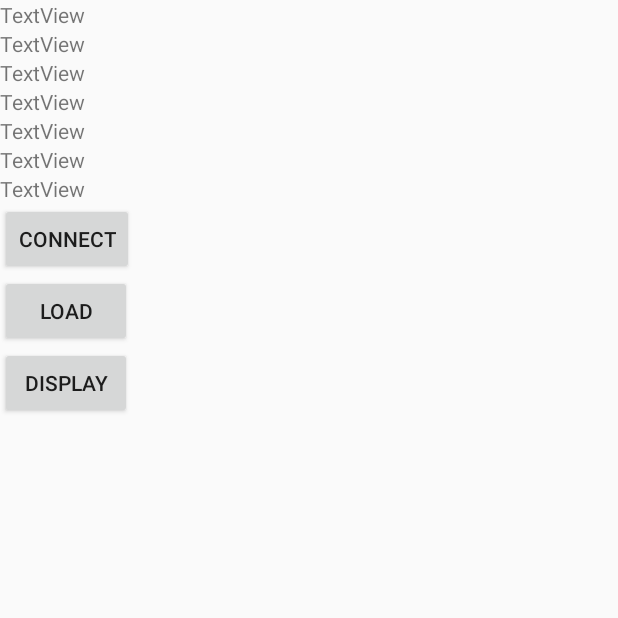
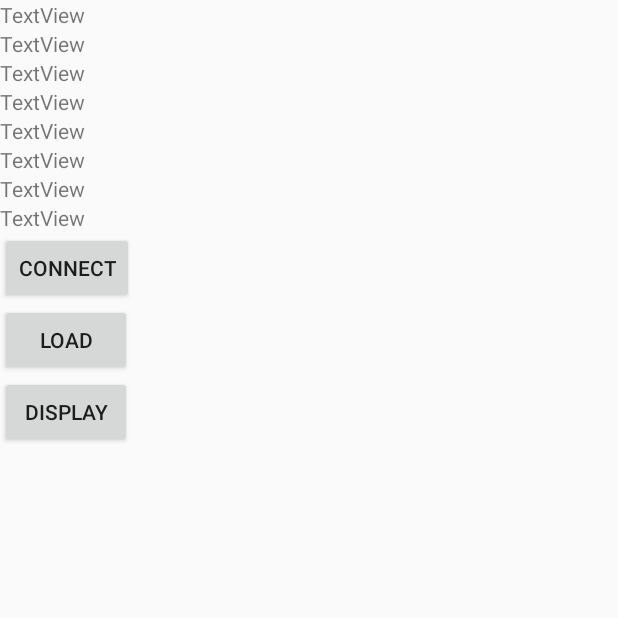
Before and after one commit to ahlam-sg/geo-app, an Android app: the MainActivity screen opened directly, with no data from a screen before it, after a tap on "TEST DB", on a phone screen of 412 x 824 dp, the top half of it. Run offline under Robolectric (Android 15) with nearby library versions, the phone set to English and light mode, and no system bars; our stand-ins replace Firebase (no records; nobody signed in at launch, a user with empty details on screens opened directly).

Commit message:
successfully completed testDB2.java

```diff
--- a/app/src/main/java/com/example/geo_app/Constants.java
+++ b/app/src/main/java/com/example/geo_app/Constants.java
@@ -11,4 +11,6 @@ public class Constants {
     public static final String LANGUAGE_CHECKED_ID = "LANGUAGE_CHECKED_ID";
     public static final String DB_URL = "https://geo-app-f2b0d-default-rtdb.europe-west1.firebasedatabase.app/";
     public static final String DB_REFERENCE = "Countries/";
+    public static final String EN_DB_REFERENCE = "Countries_EN/";
+    public static final String AR_DB_REFERENCE = "Countries_AR/";
 }
--- a/app/src/main/java/com/example/geo_app/MainActivity.java
+++ b/app/src/main/java/com/example/geo_app/MainActivity.java
@@ -38,7 +38,7 @@ public class MainActivity extends AppCompatActivity {
     }
 
     public void testDBBtn(View view) {
-        Intent intent = new Intent(this, TestDB.class);
+        Intent intent = new Intent(this, testDB2.class);
         startActivity(intent);
     }
 
--- a/app/src/main/java/com/example/geo_app/testDB2.java
+++ b/app/src/main/java/com/example/geo_app/testDB2.java
@@ -3,12 +3,111 @@ package com.example.geo_app;
 import androidx.appcompat.app.AppCompatActivity;
 
 import android.os.Bundle;
+import android.util.Log;
+import android.view.View;
+import android.widget.TextView;
+
+import com.google.firebase.database.DataSnapshot;
+import com.google.firebase.database.DatabaseError;
+import com.google.firebase.database.DatabaseReference;
+import com.google.firebase.database.FirebaseDatabase;
+import com.google.firebase.database.ValueEventListener;
+
+import java.util.ArrayList;
+import java.util.Random;
 
 public class testDB2 extends AppCompatActivity {
+
+    FirebaseDatabase database;
+    DatabaseReference databaseReference;
+    ArrayList<Country> countries = new ArrayList<>();
+    ArrayList<Question> questions = new ArrayList<>();
+
+    ArrayList<String> usedCodes = new ArrayList<>();
+    ArrayList<String> options = new ArrayList<>();
+    Question question = new Question();
+    TextView code_tv, continent_tv, answer_tv, question_tv, option1_tv, option2_tv, option3_tv, option4_tv;
 
     @Override
     protected void onCreate(Bundle savedInstanceState) {
         super.onCreate(savedInstanceState);
         setContentView(R.layout.activity_test_db2);
+
+        code_tv = findViewById(R.id.code_tv);
+        continent_tv = findViewById(R.id.continent_tv);
+        answer_tv = findViewById(R.id.answer_tv);
+        question_tv = findViewById(R.id.question_tv);
+        option1_tv = findViewById(R.id.option1_tv);
+        option2_tv = findViewById(R.id.option2_tv);
+        option3_tv = findViewById(R.id.option3_tv);
+        option4_tv = findViewById(R.id.option4_tv);
     }
+
+
+    public void connectToDBBtn(View view) {
+        database = FirebaseDatabase.getInstance(Constants.DB_URL);
+        databaseReference = database.getReference().child(Constants.DB_REFERENCE);
+    }
+
+    public void loadData(View view) {
+        databaseReference.addValueEventListener(new ValueEventListener() {
+            @Override
+            public void onDataChange(DataSnapshot dataSnapshot) {
+                for (DataSnapshot data : dataSnapshot.getChildren()) {
+                    String key = data.getKey();
+                    Country country = data.getValue(Country.class);
+                    country.setCode(key);
+                    countries.add(country);
+                    }
+                }
+
+            @Override
+            public void onCancelled(DatabaseError databaseError) {
+                Log.d("NAY", "loadCountry:onCancelled", databaseError.toException());
+            }
+        });
+    }
+
+    public void prepareQuestion(){
+        Random rand = new Random();
+        int i = rand.nextInt(countries.size()-1);
+
+        question.setCode(countries.get(i).getCode());
+        question.setContinent(countries.get(i).getContinent_en());
+        question.setAnswer(countries.get(i).getCountry_en());
+
+        //put if to check for map, capital, flag
+        question.setQuestion(countries.get(i).getCapital_en());
+
+        while (options.size() < 4){
+            i = rand.nextInt(countries.size()-1);
+            usedCodes.add(countries.get(i).getCode());
+            if (question.getCode() != countries.get(i).getCode() && usedCodes.contains(countries.get(i).getCode())){
+                options.add(countries.get(i).getCountry_en());
+                usedCodes.add(countries.get(i).getCode());
+            }
+        }
+
+        question.setOption1(options.get(0));
+        question.setOption2(options.get(1));
+        question.setOption3(options.get(2));
+        question.setOption4(question.getAnswer());
+
+        options.clear();
+        usedCodes.clear();
+    }
+
+    public void displayData(View view){
+        prepareQuestion();
+        code_tv.setText("code: "+ question.getCode());
+        continent_tv.setText("continent: "+ question.getContinent());
+        question_tv.setText("question: "+ question.getQuestion());
+        answer_tv.setText("answer: "+ question.getAnswer());
+        option1_tv.setText("op1: "+ question.getOption1());
+        option2_tv.setText("op2: "+ question.getOption2());
+        option3_tv.setText("op3: "+ question.getOption3());
+        option4_tv.setText("op4: "+ question.getOption4());
+    }
+
+
 }
--- a/app/src/main/res/layout/activity_test_db2.xml
+++ b/app/src/main/res/layout/activity_test_db2.xml
@@ -1,9 +1,101 @@
 <?xml version="1.0" encoding="utf-8"?>
-<androidx.constraintlayout.widget.ConstraintLayout xmlns:android="http://schemas.android.com/apk/res/android"
+<LinearLayout xmlns:android="http://schemas.android.com/apk/res/android"
     xmlns:app="http://schemas.android.com/apk/res-auto"
     xmlns:tools="http://schemas.android.com/tools"
     android:layout_width="match_parent"
     android:layout_height="match_parent"
+    android:orientation="vertical"
     tools:context=".testDB2">
 
-</androidx.constraintlayout.widget.ConstraintLayout>
+    <TextView
+        android:id="@+id/code_tv"
+        android:layout_width="wrap_content"
+        android:layout_height="wrap_content"
+        android:text="TextView"
+        tools:layout_editor_absoluteX="165dp"
+        tools:layout_editor_absoluteY="137dp" />
+
+    <TextView
+        android:id="@+id/continent_tv"
+        android:layout_width="wrap_content"
+        android:layout_height="wrap_content"
+        android:text="TextView"
+        tools:layout_editor_absoluteX="166dp"
+        tools:layout_editor_absoluteY="179dp" />
+
+    <TextView
+        android:id="@+id/question_tv"
+        android:layout_width="wrap_content"
+        android:layout_height="wrap_content"
+        android:text="TextView"
+        tools:layout_editor_absoluteX="166dp"
+        tools:layout_editor_absoluteY="258dp" />
+
+    <TextView
+        android:id="@+id/answer_tv"
+        android:layout_width="wrap_content"
+        android:layout_height="wrap_content"
+        android:text="TextView"
+        tools:layout_editor_absoluteX="166dp"
+        tools:layout_editor_absoluteY="219dp" />
+
+    <TextView
+        android:id="@+id/option1_tv"
+        android:layout_width="wrap_content"
+        android:layout_height="wrap_content"
+        android:text="TextView"
+        tools:layout_editor_absoluteX="165dp"
+        tools:layout_editor_absoluteY="299dp" />
+
+    <TextView
+        android:id="@+id/option2_tv"
+        android:layout_width="wrap_content"
+        android:layout_height="wrap_content"
+        android:text="TextView"
+        tools:layout_editor_absoluteX="165dp"
+        tools:layout_editor_absoluteY="339dp" />
+
+    <TextView
+        android:id="@+id/option3_tv"
+        android:layout_width="wrap_content"
+        android:layout_height="wrap_content"
+        android:text="TextView"
+        tools:layout_editor_absoluteX="166dp"
+        tools:layout_editor_absoluteY="380dp" />
+
+    <TextView
+        android:id="@+id/option4_tv"
+        android:layout_width="wrap_content"
+        android:layout_height="wrap_content"
+        android:text="TextView"
+        tools:layout_editor_absoluteX="166dp"
+        tools:layout_editor_absoluteY="380dp" />
+
+    <Button
+        android:id="@+id/connect_btn"
+        android:layout_width="wrap_content"
+        android:layout_height="wrap_content"
+        android:text="CONNECT"
+        tools:layout_editor_absoluteX="150dp"
+        tools:layout_editor_absoluteY="452dp"
+        android:onClick="connectToDBBtn"/>
+
+    <Button
+        android:id="@+id/load_btn"
+        android:layout_width="wrap_content"
+        android:layout_height="wrap_content"
+        android:text="LOAD"
+        tools:layout_editor_absoluteX="150dp"
+        tools:layout_editor_absoluteY="452dp"
+        android:onClick="loadData"/>
+
+    <Button
+        android:id="@+id/display_btn"
+        android:layout_width="wrap_content"
+        android:layout_height="wrap_content"
+        android:text="DISPLAY"
+        tools:layout_editor_absoluteX="150dp"
+        tools:layout_editor_absoluteY="452dp"
+        android:onClick="displayData"/>
+
+</LinearLayout>
```
Also changed, not shown: app/src/main/java/com/example/geo_app/Country.java (+9 -0 lines), app/src/main/java/com/example/geo_app/Question.java (+9 -0 lines).
